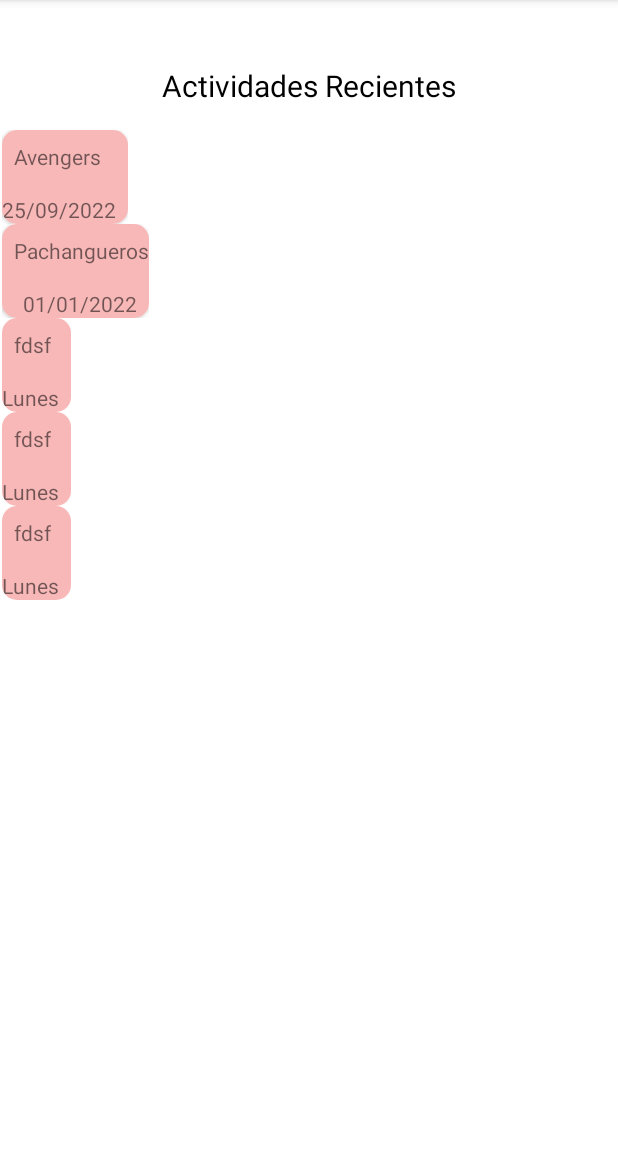
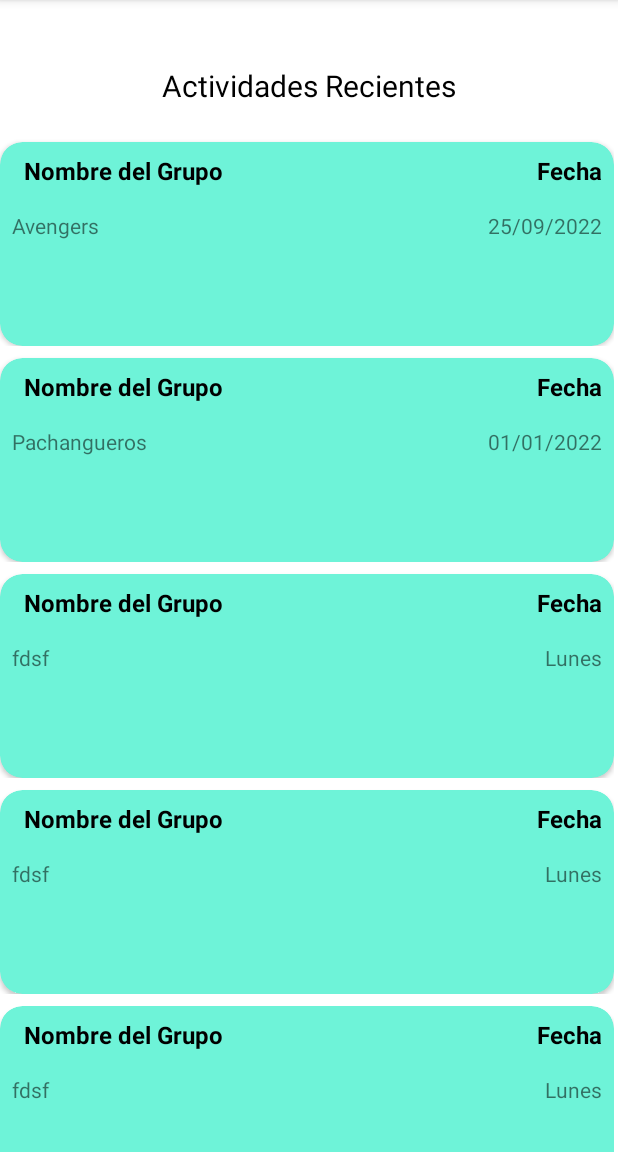
Before and after one commit to vikiii22/ProyectoFinal, an Android app: the fragment HomeFragment shown on its own in the app's theme, on a phone screen of 412 x 824 dp, the part 84-1236 px from its top. Run offline under Robolectric (Android 15) with nearby library versions, the phone set to English and light mode, and no system bars; our stand-ins replace Firebase (no records; nobody signed in at launch, a user with empty details on screens opened directly).

Commit message:
Formato de tarjetas

```diff
--- a/app/build.gradle
+++ b/app/build.gradle
@@ -45,6 +45,8 @@ dependencies {
     implementation 'androidx.navigation:navigation-ui:2.4.2'
     implementation 'com.google.firebase:firebase-firestore:24.1.1'
     implementation 'com.google.firebase:firebase-database:20.0.5'
+    implementation 'com.google.android.gms:play-services-maps:18.0.2'
+    implementation 'androidx.cardview:cardview:1.0.0'
     testImplementation 'junit:junit:4.13.2'
     androidTestImplementation 'androidx.test.ext:junit:1.1.3'
     androidTestImplementation 'androidx.test.espresso:espresso-core:3.4.0'
--- a/app/src/main/java/com/example/pachanga_joseasanchezlopez/ui/home/HomeFragment.java
+++ b/app/src/main/java/com/example/pachanga_joseasanchezlopez/ui/home/HomeFragment.java
@@ -82,6 +82,7 @@ public class HomeFragment extends Fragment {
     ArrayList<NuevoEvento> recogidos=new ArrayList<>();
 
     private void llenarLista() {
+        cargarDatos();
         eventos.add(new NuevoEvento("25/09/2022", "Mi casa", "Avengers"));
         eventos.add(new NuevoEvento("01/01/2022", "Mi casa", "Pachangueros"));
         eventos.add(new NuevoEvento("Lunes", "Mi casa", "fdsf"));
@@ -90,6 +91,10 @@ public class HomeFragment extends Fragment {
         for (NuevoEvento n: recogidos) {
             eventos.add(n);
         }
+        recogidos.clear();
+    }
+
+    private void cargarDatos() {
         mDatabase = FirebaseFirestore.getInstance();
         mDatabase.collection("pachangas").get().addOnCompleteListener(new OnCompleteListener<QuerySnapshot>() {
             @Override
@@ -102,7 +107,6 @@ public class HomeFragment extends Fragment {
                 }
             }
         });
-        recogidos.clear();
     }
 
 
--- a/app/src/main/java/com/example/pachanga_joseasanchezlopez/ui/slideshow/SlideshowFragment.java
+++ b/app/src/main/java/com/example/pachanga_joseasanchezlopez/ui/slideshow/SlideshowFragment.java
@@ -24,8 +24,8 @@ public class SlideshowFragment extends Fragment {
         binding = FragmentSlideshowBinding.inflate(inflater, container, false);
         View root = binding.getRoot();
 
-        final TextView textView = binding.textSlideshow;
-        slideshowViewModel.getText().observe(getViewLifecycleOwner(), textView::setText);
+        /*final TextView textView = binding.textSlideshow;
+        slideshowViewModel.getText().observe(getViewLifecycleOwner(), textView::setText);*/
         return root;
     }
 
--- a/app/src/main/res/layout/fragment_home.xml
+++ b/app/src/main/res/layout/fragment_home.xml
@@ -1,17 +1,15 @@
 <?xml version="1.0" encoding="utf-8"?>
-<androidx.constraintlayout.widget.ConstraintLayout xmlns:android="http://schemas.android.com/apk/res/android"
+<LinearLayout xmlns:android="http://schemas.android.com/apk/res/android"
     xmlns:app="http://schemas.android.com/apk/res-auto"
     xmlns:tools="http://schemas.android.com/tools"
     android:layout_width="match_parent"
     android:layout_height="match_parent"
+    android:orientation="vertical"
     tools:context=".ui.home.HomeFragment">
 
-    <TextView
-        android:id="@+id/tvCorreoUsuario"
-        android:layout_width="wrap_content"
-        android:layout_height="wrap_content"
-        app:layout_constraintStart_toStartOf="parent"
-        app:layout_constraintTop_toTopOf="parent" />
+    <androidx.constraintlayout.widget.ConstraintLayout
+        android:layout_width="match_parent"
+        android:layout_height="match_parent">
 
         <TextView
             android:id="@+id/tvNombreUsuario"
@@ -19,6 +17,13 @@
             android:layout_height="wrap_content"
             android:text="TextView"
             app:layout_constraintEnd_toEndOf="parent"
+            app:layout_constraintTop_toTopOf="parent" />
+
+        <TextView
+            android:id="@+id/tvCorreoUsuario"
+            android:layout_width="wrap_content"
+            android:layout_height="wrap_content"
+            app:layout_constraintStart_toStartOf="parent"
             app:layout_constraintTop_toTopOf="parent" />
 
         <TextView
@@ -35,7 +40,7 @@
 
         <androidx.recyclerview.widget.RecyclerView
             android:id="@+id/rvEventos"
-        android:layout_width="409dp"
+            android:layout_width="0dp"
             android:layout_height="0dp"
             android:layout_marginTop="16dp"
             app:layout_constraintBottom_toBottomOf="parent"
@@ -44,3 +49,5 @@
             app:layout_constraintTop_toBottomOf="@+id/textView2"
             tools:listitem="@layout/item_evento" />
     </androidx.constraintlayout.widget.ConstraintLayout>
+
+</LinearLayout>
--- a/app/src/main/res/layout/fragment_slideshow.xml
+++ b/app/src/main/res/layout/fragment_slideshow.xml
@@ -6,15 +6,13 @@
     android:layout_height="match_parent"
     tools:context=".ui.slideshow.SlideshowFragment">
 
-    <TextView
-        android:id="@+id/text_slideshow"
-        android:layout_width="match_parent"
-        android:layout_height="wrap_content"
-        android:layout_marginStart="8dp"
+    <com.google.android.gms.maps.MapView
+        android:id="@+id/mapView"
+        android:layout_width="0dp"
+        android:layout_height="0dp"
         android:layout_marginTop="8dp"
-        android:layout_marginEnd="8dp"
-        android:textAlignment="center"
-        android:textSize="20sp"
+        android:layout_marginBottom="8dp"
+        android:contentDescription="@string/menu_slideshow"
         app:layout_constraintBottom_toBottomOf="parent"
         app:layout_constraintEnd_toEndOf="parent"
         app:layout_constraintStart_toStartOf="parent"
--- a/app/src/main/res/layout/item_evento.xml
+++ b/app/src/main/res/layout/item_evento.xml
@@ -1,42 +1,86 @@
-<?xml version="1.0" encoding="utf-8"?>
-<androidx.constraintlayout.widget.ConstraintLayout xmlns:android="http://schemas.android.com/apk/res/android"
-    xmlns:app="http://schemas.android.com/apk/res-auto"
+<LinearLayout xmlns:android="http://schemas.android.com/apk/res/android"
+    xmlns:card_view="http://schemas.android.com/apk/res-auto"
     xmlns:tools="http://schemas.android.com/tools"
+    android:layout_width="match_parent"
+    android:layout_height="match_parent"
+    android:orientation="horizontal">
+    <!-- A CardView that contains a TextView -->
+
+    <androidx.constraintlayout.widget.ConstraintLayout
         android:layout_width="match_parent"
         android:layout_height="match_parent">
 
         <androidx.cardview.widget.CardView
+            android:id="@+id/card_view"
             android:layout_width="match_parent"
-        android:layout_height="wrap_content"
-        app:cardCornerRadius="10dp"
-        app:layout_constraintEnd_toEndOf="parent"
-        app:layout_constraintStart_toStartOf="parent"
-        app:layout_constraintTop_toTopOf="parent">
+            android:layout_height="136dp"
+            android:layout_gravity="center"
+            android:layout_marginTop="8dp"
+            android:background="#6EF3D8"
+            android:backgroundTint="#6EF3D8"
+            card_view:cardCornerRadius="15dp"
+            card_view:layout_constraintBottom_toBottomOf="parent"
+            card_view:layout_constraintTop_toTopOf="parent"
+            tools:layout_editor_absoluteX="411dp">
 
             <androidx.constraintlayout.widget.ConstraintLayout
-            android:layout_width="match_parent"
-            android:layout_height="match_parent"
-            android:background="#F8B8B8">
+                android:layout_width="409dp"
+                android:layout_height="match_parent">
+
+                <androidx.constraintlayout.widget.Guideline
+                    android:id="@+id/guideline7"
+                    android:layout_width="wrap_content"
+                    android:layout_height="wrap_content"
+                    android:orientation="vertical"
+                    card_view:layout_constraintGuide_begin="214dp" />
 
                 <TextView
                     android:id="@+id/tvNombrePachanga"
                     android:layout_width="0dp"
                     android:layout_height="wrap_content"
                     android:layout_marginStart="8dp"
-                android:layout_marginTop="8dp"
-                android:text="TextView"
-                app:layout_constraintStart_toStartOf="parent"
-                app:layout_constraintTop_toTopOf="parent" />
+                    android:layout_marginTop="16dp"
+                    android:layout_marginEnd="8dp"
+                    card_view:layout_constraintEnd_toStartOf="@+id/guideline7"
+                    card_view:layout_constraintStart_toStartOf="parent"
+                    card_view:layout_constraintTop_toBottomOf="@+id/textView5" />
 
                 <TextView
                     android:id="@+id/tvFechaPachanga"
                     android:layout_width="0dp"
                     android:layout_height="wrap_content"
-                android:layout_marginTop="16dp"
                     android:layout_marginEnd="8dp"
-                android:text="TextView"
-                app:layout_constraintEnd_toEndOf="parent"
-                app:layout_constraintTop_toBottomOf="@+id/tvNombrePachanga" />
+                    card_view:layout_constraintBottom_toBottomOf="@+id/tvNombrePachanga"
+                    card_view:layout_constraintEnd_toEndOf="parent" />
+
+                <TextView
+                    android:id="@+id/textView5"
+                    android:layout_width="wrap_content"
+                    android:layout_height="wrap_content"
+                    android:layout_marginStart="16dp"
+                    android:layout_marginTop="8dp"
+                    android:text="Nombre del Grupo"
+                    android:textColor="#000000"
+                    android:textSize="16sp"
+                    android:textStyle="bold"
+                    card_view:layout_constraintStart_toStartOf="parent"
+                    card_view:layout_constraintTop_toTopOf="parent" />
+
+                <TextView
+                    android:id="@+id/textView6"
+                    android:layout_width="wrap_content"
+                    android:layout_height="wrap_content"
+                    android:layout_marginTop="8dp"
+                    android:layout_marginEnd="8dp"
+                    android:text="Fecha"
+                    android:textColor="#000000"
+                    android:textSize="16sp"
+                    android:textStyle="bold"
+                    card_view:layout_constraintEnd_toEndOf="parent"
+                    card_view:layout_constraintTop_toTopOf="parent" />
             </androidx.constraintlayout.widget.ConstraintLayout>
+
         </androidx.cardview.widget.CardView>
     </androidx.constraintlayout.widget.ConstraintLayout>
+
+</LinearLayout>
```
Also changed, not shown: app/src/main/java/com/example/pachanga_joseasanchezlopez/ui/adapter/EventoAdapter.java (+5 -4 lines). Lines whose indentation alone changed are shown as unchanged.
